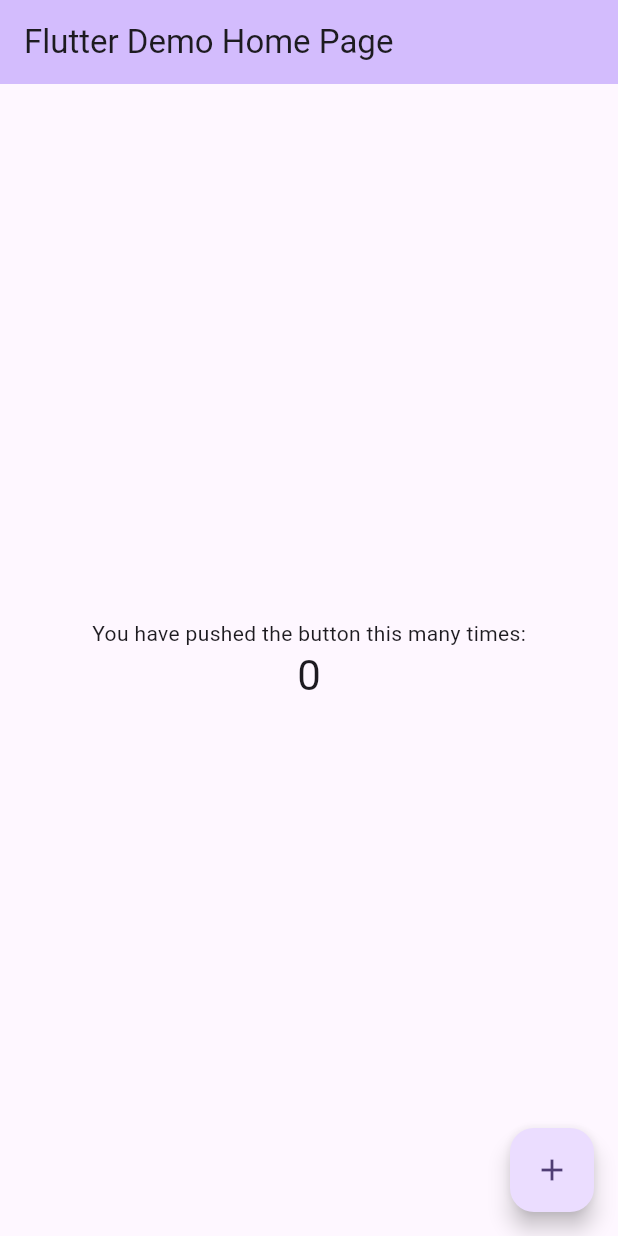
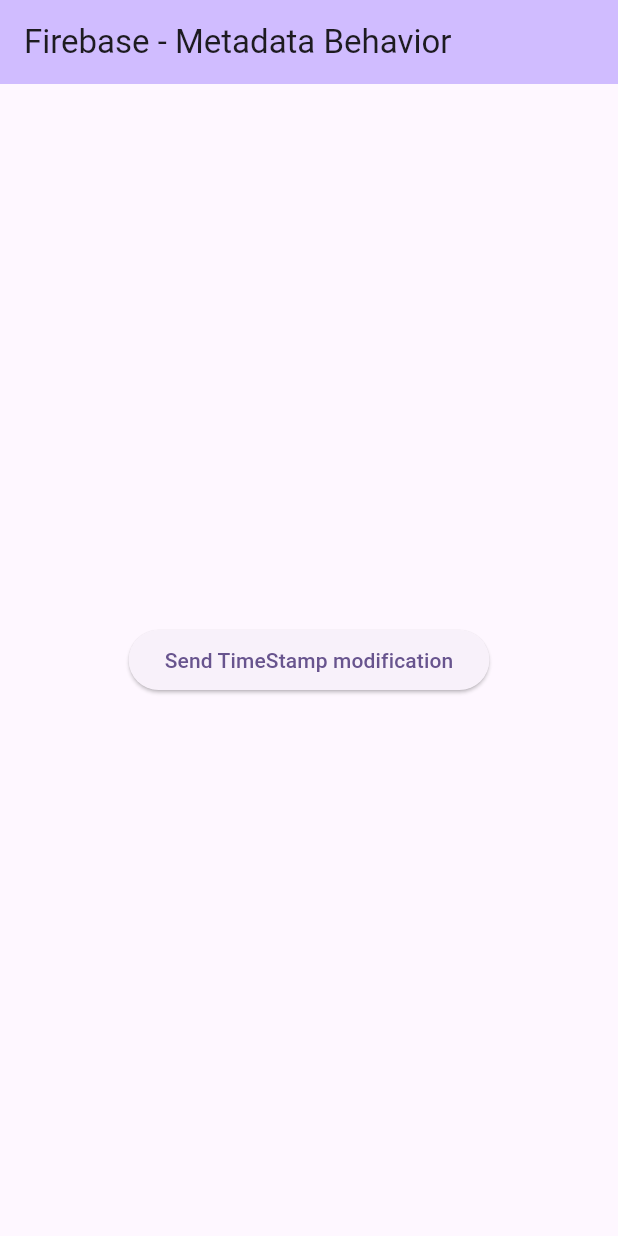
Before and after one commit to TypeSoft-Ltd/firebase-metadata-changes-bug, a Flutter app: the screen it shows after launch, on a phone screen of 412 x 824 dp. Run offline on Flutter 3.47's test engine with Material 3 defaults, Android fonts, the phone set to English and light mode, and no system bars; our stand-ins replace cloud_firestore, firebase_core; accounts and stored records are empty.

Commit message:
Added implementation for the bug

```diff
--- /dev/null
+++ b/lib/app/widget/app_root.dart
@@ -0,0 +1,26 @@
+import 'package:firebase_metadata_changes/metadata_changes/widget/test_metadata_changes_page.dart';
+import 'package:flutter/material.dart';
+
+const _TITLE = 'Firebase - Metadata Behavior';
+
+class AppRoot extends StatelessWidget {
+  const AppRoot({super.key});
+
+  @override
+  Widget build(BuildContext context) {
+    return MaterialApp(
+      title: _TITLE,
+      theme: ThemeData(
+        colorScheme: ColorScheme.fromSeed(seedColor: Colors.deepPurple),
+        useMaterial3: true,
+      ),
+      home: Scaffold(
+        appBar: AppBar(
+          backgroundColor: Theme.of(context).colorScheme.inversePrimary,
+          title: const Text(_TITLE),
+        ),
+        body: const TestMetadataChangesPage(useDocumentReference: false),
+      ),
+    );
+  }
+}
--- a/lib/main.dart
+++ b/lib/main.dart
@@ -1,125 +1,11 @@
+import 'package:firebase_core/firebase_core.dart';
+import 'package:firebase_metadata_changes/app/widget/app_root.dart';
+import 'package:firebase_metadata_changes/environment/firebase_options.dart';
 import 'package:flutter/material.dart';
 
-void main() {
-  runApp(const MyApp());
+Future<void> main() async {
+  WidgetsFlutterBinding.ensureInitialized();
+  await Firebase.initializeApp(options: DefaultFirebaseOptions.currentPlatform);
+
+  runApp(const AppRoot());
 }
-
-class MyApp extends StatelessWidget {
-  const MyApp({super.key});
-
-  // This widget is the root of your application.
-  @override
-  Widget build(BuildContext context) {
-    return MaterialApp(
-      title: 'Flutter Demo',
-      theme: ThemeData(
-        // This is the theme of your application.
-        //
-        // TRY THIS: Try running your application with "flutter run". You'll see
-        // the application has a purple toolbar. Then, without quitting the app,
-        // try changing the seedColor in the colorScheme below to Colors.green
-        // and then invoke "hot reload" (save your changes or press the "hot
-        // reload" button in a Flutter-supported IDE, or press "r" if you used
-        // the command line to start the app).
-        //
-        // Notice that the counter didn't reset back to zero; the application
-        // state is not lost during the reload. To reset the state, use hot
-        // restart instead.
-        //
-        // This works for code too, not just values: Most code changes can be
-        // tested with just a hot reload.
-        colorScheme: ColorScheme.fromSeed(seedColor: Colors.deepPurple),
-        useMaterial3: true,
-      ),
-      home: const MyHomePage(title: 'Flutter Demo Home Page'),
-    );
-  }
-}
-
-class MyHomePage extends StatefulWidget {
-  const MyHomePage({super.key, required this.title});
-
-  // This widget is the home page of your application. It is stateful, meaning
-  // that it has a State object (defined below) that contains fields that affect
-  // how it looks.
-
-  // This class is the configuration for the state. It holds the values (in this
-  // case the title) provided by the parent (in this case the App widget) and
-  // used by the build method of the State. Fields in a Widget subclass are
-  // always marked "final".
-
-  final String title;
-
-  @override
-  State<MyHomePage> createState() => _MyHomePageState();
-}
-
-class _MyHomePageState extends State<MyHomePage> {
-  int _counter = 0;
-
-  void _incrementCounter() {
-    setState(() {
-      // This call to setState tells the Flutter framework that something has
-      // changed in this State, which causes it to rerun the build method below
-      // so that the display can reflect the updated values. If we changed
-      // _counter without calling setState(), then the build method would not be
-      // called again, and so nothing would appear to happen.
-      _counter++;
-    });
-  }
-
-  @override
-  Widget build(BuildContext context) {
-    // This method is rerun every time setState is called, for instance as done
-    // by the _incrementCounter method above.
-    //
-    // The Flutter framework has been optimized to make rerunning build methods
-    // fast, so that you can just rebuild anything that needs updating rather
-    // than having to individually change instances of widgets.
-    return Scaffold(
-      appBar: AppBar(
-        // TRY THIS: Try changing the color here to a specific color (to
-        // Colors.amber, perhaps?) and trigger a hot reload to see the AppBar
-        // change color while the other colors stay the same.
-        backgroundColor: Theme.of(context).colorScheme.inversePrimary,
-        // Here we take the value from the MyHomePage object that was created by
-        // the App.build method, and use it to set our appbar title.
-        title: Text(widget.title),
-      ),
-      body: Center(
-        // Center is a layout widget. It takes a single child and positions it
-        // in the middle of the parent.
-        child: Column(
-          // Column is also a layout widget. It takes a list of children and
-          // arranges them vertically. By default, it sizes itself to fit its
-          // children horizontally, and tries to be as tall as its parent.
-          //
-          // Column has various properties to control how it sizes itself and
-          // how it positions its children. Here we use mainAxisAlignment to
-          // center the children vertically; the main axis here is the vertical
-          // axis because Columns are vertical (the cross axis would be
-          // horizontal).
-          //
-          // TRY THIS: Invoke "debug painting" (choose the "Toggle Debug Paint"
-          // action in the IDE, or press "p" in the console), to see the
-          // wireframe for each widget.
-          mainAxisAlignment: MainAxisAlignment.center,
-          children: <Widget>[
-            const Text(
-              'You have pushed the button this many times:',
-            ),
-            Text(
-              '$_counter',
-              style: Theme.of(context).textTheme.headlineMedium,
-            ),
-          ],
-        ),
-      ),
-      floatingActionButton: FloatingActionButton(
-        onPressed: _incrementCounter,
-        tooltip: 'Increment',
-        child: const Icon(Icons.add),
-      ), // This trailing comma makes auto-formatting nicer for build methods.
-    );
-  }
-}
--- /dev/null
+++ b/lib/metadata_changes/widget/test_metadata_changes_page.dart
@@ -0,0 +1,42 @@
+import 'package:cloud_firestore/cloud_firestore.dart';
+import 'package:flutter/material.dart';
+
+const _COLLECTION_NAME = 'collection';
+const _DOC_NAME = 'doc1';
+
+class TestMetadataChangesPage extends StatefulWidget {
+  final bool useDocumentReference;
+  const TestMetadataChangesPage({super.key, required this.useDocumentReference});
+
+  @override
+  State<TestMetadataChangesPage> createState() => _TestMetadataChangesPageState();
+}
+
+class _TestMetadataChangesPageState extends State<TestMetadataChangesPage> {
+  final collectionReference = FirebaseFirestore.instance.collection(_COLLECTION_NAME);
+
+  @override
+  void initState() {
+    super.initState();
+
+    // DocumentReference and CollectionReference do not have a common super class
+    final dynamic snapshotReference =
+        widget.useDocumentReference ? collectionReference.doc(_DOC_NAME) : collectionReference;
+    snapshotReference
+        .snapshots(includeMetadataChanges: true)
+        .listen((event) => print('FromCache: ${event.metadata.isFromCache}'));
+  }
+
+  @override
+  Widget build(BuildContext context) {
+    return Center(
+      child: ElevatedButton(
+        onPressed: () {
+          final update = {'ts': DateTime.now().toIso8601String()};
+          collectionReference.doc(_DOC_NAME).update(update);
+        },
+        child: const Text('Send TimeStamp modification'),
+      ),
+    );
+  }
+}
```
Also changed, not shown: pubspec.yaml (+3 -17 lines), firebase.json (added), lib/environment/firebase_options.dart (added), pubspec.lock, 13 other files.
